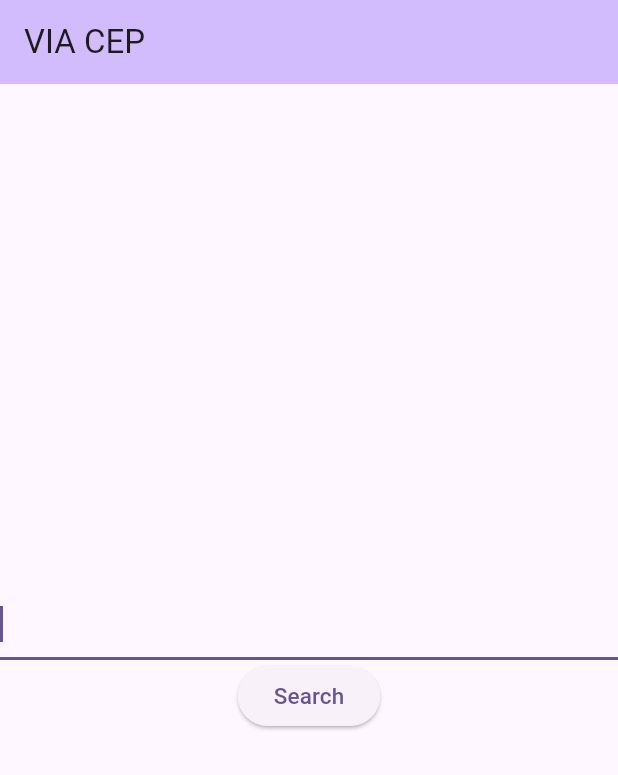
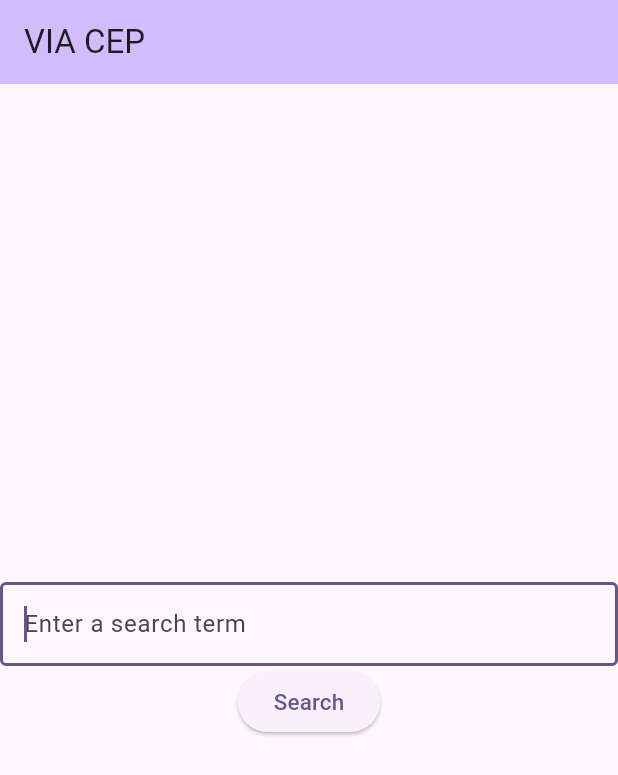
Before and after one commit to Leobritt/Fluuter_Via_CEP, a Flutter app: the screen it shows after launch, on a phone screen of 412 x 824 dp. Shown: the top 775 px of the screen. Run offline on Flutter 3.47's test engine with Material 2 defaults, Android fonts, the phone set to English and light mode, and no system bars.

Commit message:
Via cep api flutter

```diff
--- a/flutter_application_api_via_cep/lib/components/form_cep.dart
+++ b/flutter_application_api_via_cep/lib/components/form_cep.dart
@@ -21,6 +21,11 @@ class _FormCepState extends State<FormCep> {
         child: Column(
           children: [
             TextFormField(
+              decoration: const InputDecoration(
+                border: OutlineInputBorder(),
+                hintText: 'Enter a search term',
+              ),
+              keyboardType: TextInputType.number,
               controller: _searchController,
               autofocus: true,
               validator: (value) {
--- a/flutter_application_api_via_cep/lib/main.dart
+++ b/flutter_application_api_via_cep/lib/main.dart
@@ -18,6 +18,7 @@ class MyApp extends StatelessWidget {
         useMaterial3: true,
       ),
       home: const MyHomePage(title: 'Flutter Demo Home Page'),
+      debugShowCheckedModeBanner: false,
     );
   }
 }
--- a/flutter_application_api_via_cep/lib/screens/home.dart
+++ b/flutter_application_api_via_cep/lib/screens/home.dart
@@ -15,8 +15,7 @@ class MyHomePage extends StatefulWidget {
 class _MyHomePageState extends State<MyHomePage> {
   Cep? _cepData;
 
-  final TextEditingController _cepController =
-      TextEditingController(); // Novo controller para o campo de entrada
+  // Novo controller para o campo de entrada
 
   Future<void> searchCep(String cep) async {
     // Montando a URL da API
```
